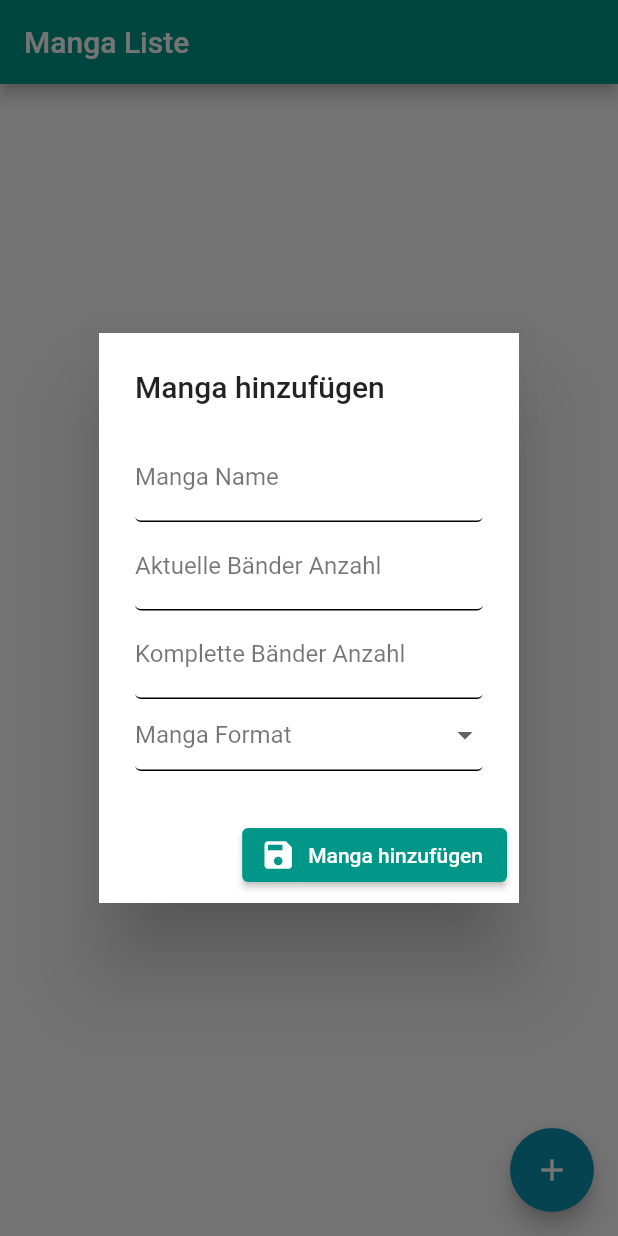
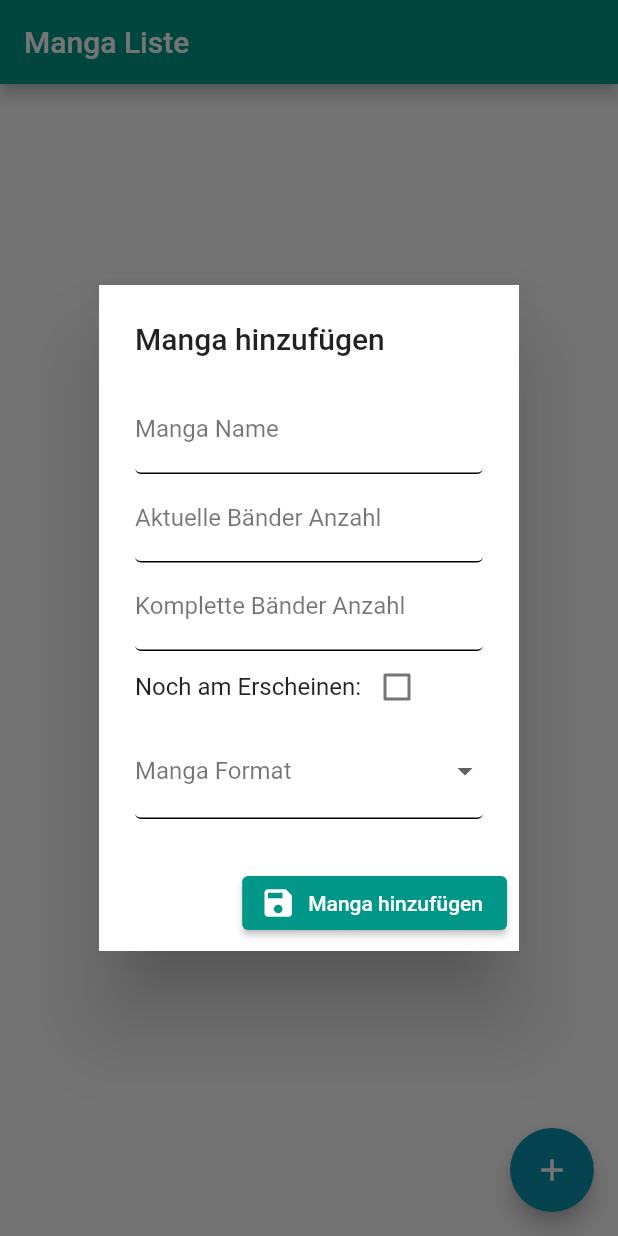
Before and after one commit to kbitGit/manga_volume_tracker, a Flutter app: the screen it shows after launch, after a tap on the "add" icon, on a phone screen of 412 x 824 dp. Run offline on Flutter 3.47's test engine with Material 2 defaults, Android fonts, the phone set to English and light mode, and no system bars; our stand-ins replace moor; generated files the repository leaves out were written again.

Commit message:
Sprachentabelle entfernt, UI für mangaformat und bereitslaufende Mangas aktualisiert

```diff
--- a/lib/src/dialogs/add_manga_dialog.dart
+++ b/lib/src/dialogs/add_manga_dialog.dart
@@ -44,12 +44,14 @@ class _AddMangaDialogState extends State<AddMangaDialog> {
           label: Text("Manga hinzufügen"),
         )
       ],
-      content: Column(
-        mainAxisSize: MainAxisSize.min,
-        mainAxisAlignment: MainAxisAlignment.center,
-        children: <Widget>[
-          MangaCreationAndEditForm(handle),
-        ],
+      content: SingleChildScrollView(
+        child: Column(
+          mainAxisSize: MainAxisSize.min,
+          mainAxisAlignment: MainAxisAlignment.center,
+          children: <Widget>[
+            MangaCreationAndEditForm(handle),
+          ],
+        ),
       ),
     );
   }
--- a/lib/src/model/manga.dart
+++ b/lib/src/model/manga.dart
@@ -8,25 +8,23 @@ part 'manga.g.dart';
 
 enum MangaFormat { physical, digital }
 
+extension nameExtension on MangaFormat {
+  String get name {
+    switch (this) {
+      case MangaFormat.physical:
+        return "Physisch";
+      case MangaFormat.digital:
+        return "Digital";
+    }
+  }
+}
+
 class Mangas extends Table {
   IntColumn get id => integer().autoIncrement()();
   TextColumn get title => text()();
   IntColumn get currentVolume => integer()();
   IntColumn get completeVolumeCount => integer()();
   IntColumn get format => intEnum<MangaFormat>().withDefault(Constant(0))();
-  IntColumn get languageId => integer().withDefault(Constant(0))();
-}
-
-class Languages extends Table {
-  IntColumn get id => integer().autoIncrement()();
-  TextColumn get language => text()();
-}
-
-class MangaWithLanguage {
-  final Manga manga;
-  final Language language;
-
-  MangaWithLanguage(this.manga, this.language);
 }
 
 LazyDatabase _openConnection() {
@@ -37,7 +35,7 @@ LazyDatabase _openConnection() {
   });
 }
 
-@UseMoor(tables: [Mangas, Languages])
+@UseMoor(tables: [Mangas])
 class Database extends _$Database {
   Database() : super(_openConnection());
 
@@ -64,14 +62,8 @@ class Database extends _$Database {
         onUpgrade: (m, from, to) async {
           if (from == 1) {
             await m.addColumn(mangas, mangas.format);
-            await m.addColumn(mangas, mangas.languageId);
-            await m.createTable(languages);
           }
         },
-        beforeOpen: (details) async {
-          if (details.versionBefore == 1) {
-            await into(languages).insert(Language(id: 0, language: "Deutsch"));
-          }
-        },
+        beforeOpen: (details) async {},
       );
 }
--- a/lib/src/widgets/manga_creation_and_edit_form.dart
+++ b/lib/src/widgets/manga_creation_and_edit_form.dart
@@ -22,6 +22,9 @@ class _MangaCreationAndEditFormState extends State<MangaCreationAndEditForm> {
   final TextEditingController completedVolumeCountController =
       TextEditingController();
 
+  bool _stillReleasing = false;
+  String _previousMaxVolumeCount = "";
+
   String? _validateName(String? value) {
     if (value?.isEmpty ?? true) return 'Ein Manga Name wird benötigt.';
     return null;
@@ -31,13 +34,16 @@ class _MangaCreationAndEditFormState extends State<MangaCreationAndEditForm> {
     if (value?.isEmpty ?? true)
       return 'Die aktuelle Bänderanzahl wird benötigt.';
     var current = int.parse(value as String);
+    if (!_stillReleasing) {
       var completeCount = int.parse(completedVolumeCountController.text);
       if (current > completeCount)
         return "Die aktuelle Bänderanzahl kann nicht größer sein als die Gesamtanzahl an Bändern.";
+    }
     return null;
   }
 
   String? _validateCompletedVolumeCount(String? value) {
+    if (_stillReleasing) return null;
     if (value?.isEmpty ?? true)
       return 'Die Gesamtanzahl an Bändern wird benötigt.';
     var current = int.parse(currentVolumeController.text);
@@ -71,6 +77,9 @@ class _MangaCreationAndEditFormState extends State<MangaCreationAndEditForm> {
     nameController.text = handle.name ?? "";
     currentVolumeController.text = handle.currentVolume?.toString() ?? "";
     completedVolumeCountController.text = handle.maxVolume?.toString() ?? "";
+    if (handle.maxVolume == 0) {
+      _stillReleasing = true;
+    }
   }
 
   @override
@@ -86,7 +95,6 @@ class _MangaCreationAndEditFormState extends State<MangaCreationAndEditForm> {
             validator: _validateName,
             decoration: InputDecoration(labelText: "Manga Name"),
             textInputAction: TextInputAction.next,
-            onFieldSubmitted: (_) => FocusScope.of(context).nextFocus(),
           ),
           TextFormField(
             controller: currentVolumeController,
@@ -100,9 +108,11 @@ class _MangaCreationAndEditFormState extends State<MangaCreationAndEditForm> {
             inputFormatters: <TextInputFormatter>[
               FilteringTextInputFormatter.digitsOnly,
             ],
-            onFieldSubmitted: (_) => FocusScope.of(context).nextFocus(),
+            textInputAction: TextInputAction.next,
           ),
-          TextFormField(
+          Visibility(
+            visible: !_stillReleasing,
+            child: TextFormField(
               controller: completedVolumeCountController,
               maxLines: 1,
               validator: _validateCompletedVolumeCount,
@@ -116,15 +126,38 @@ class _MangaCreationAndEditFormState extends State<MangaCreationAndEditForm> {
               ],
               textInputAction: TextInputAction.next,
             ),
+          ),
+          Row(
+            children: [
+              Text("Noch am Erscheinen:"),
+              Checkbox(
+                value: _stillReleasing,
+                onChanged: (val) => setState(() {
+                  _stillReleasing = val ?? false;
+                  if (_stillReleasing) {
+                    _previousMaxVolumeCount =
+                        completedVolumeCountController.text;
+                    completedVolumeCountController.text = "0";
+                  } else {
+                    completedVolumeCountController.text =
+                        _previousMaxVolumeCount;
+                  }
+                }),
+              ),
+            ],
+          ),
           DropdownButtonFormField<MangaFormat>(
             value: widget.handle.format,
             onChanged: (value) => widget.handle.format = value,
             validator: _validateFormatSelected,
-            hint: Text("Manga Format"),
+            decoration: InputDecoration(
+              labelText: "Manga Format",
+              errorMaxLines: 4,
+            ),
             items: MangaFormat.values
                 .map(
                   (e) => DropdownMenuItem<MangaFormat>(
-                    child: Text(e.toString()),
+                    child: Text(e.name),
                     value: e,
                   ),
                 )
```
Also changed, not shown: lib/src/dialogs/edit_manga_dialog.dart (+8 -6 lines), lib/src/widgets/manga_list_item.dart (+25 -2 lines), lib/src/model/manga.g.dart. Lines whose indentation alone changed are shown as unchanged.
